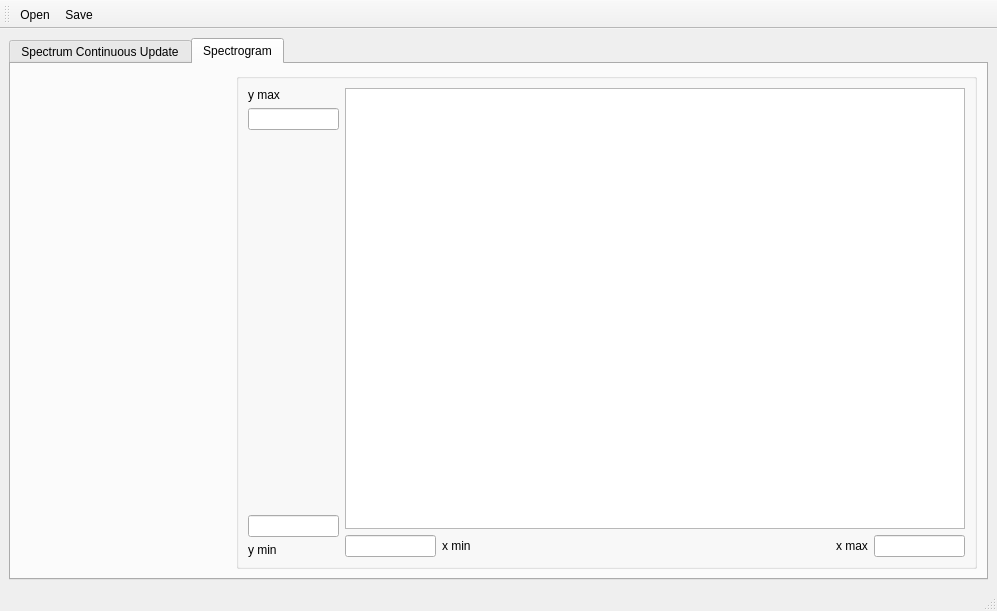
UCBoulder/frogware, file Gui_Window.ui: the form before one commit.
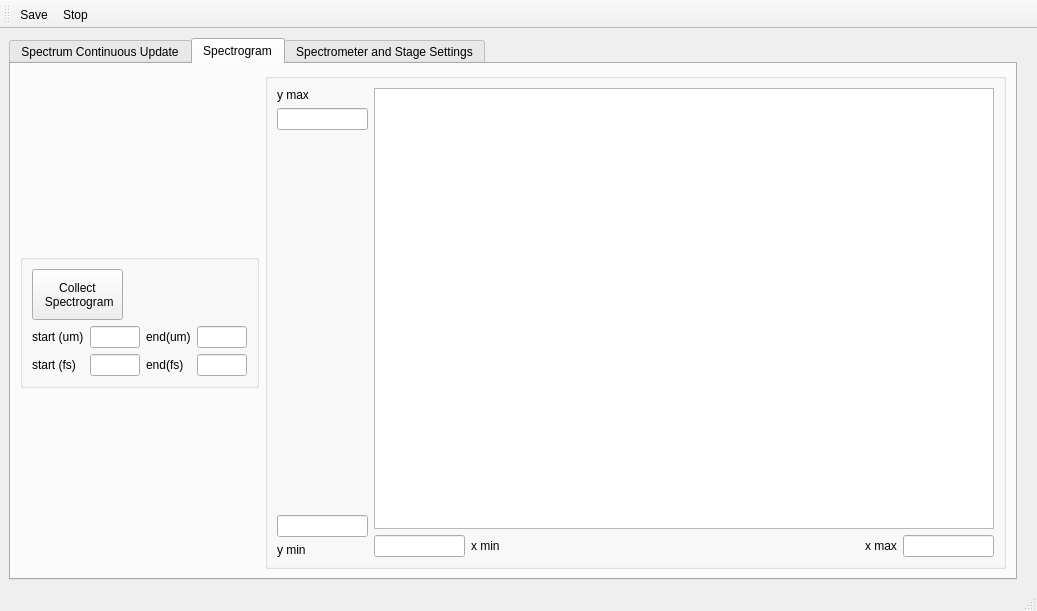
The form after the commit. The open tabs and pages were chosen to show the change. Icons and pictures are not drawn. Custom widgets are drawn as their Qt base class.

```diff
--- a/Gui_Window.ui
+++ b/Gui_Window.ui
@@ -6,16 +6,16 @@
    <rect>
     <x>0</x>
     <y>0</y>
-    <width>997</width>
-    <height>595</height>
+    <width>1037</width>
+    <height>608</height>
    </rect>
   </property>
   <property name="windowTitle">
    <string>MainWindow</string>
   </property>
   <widget class="QWidget" name="centralwidget">
-   <layout class="QFormLayout" name="formLayout_4">
-    <item row="0" column="0" colspan="2">
+   <layout class="QFormLayout" name="formLayout_7">
+    <item row="0" column="0">
      <widget class="QTabWidget" name="tabWidget">
       <property name="currentIndex">
        <number>0</number>
@@ -374,21 +374,151 @@
        <attribute name="title">
         <string>Spectrogram</string>
        </attribute>
-       <layout class="QHBoxLayout" name="horizontalLayout_9">
-        <item>
-         <layout class="QHBoxLayout" name="horizontalLayout_8">
+       <layout class="QFormLayout" name="formLayout_6">
+        <item row="0" column="0">
+         <layout class="QHBoxLayout" name="horizontalLayout_9">
           <item>
-           <spacer name="horizontalSpacer_7">
-            <property name="orientation">
-             <enum>Qt::Horizontal</enum>
-            </property>
-            <property name="sizeHint" stdset="0">
-             <size>
-              <width>40</width>
-              <height>20</height>
-             </size>
-            </property>
-           </spacer>
+           <layout class="QVBoxLayout" name="verticalLayout_9">
+            <item>
+             <spacer name="verticalSpacer_3">
+              <property name="orientation">
+               <enum>Qt::Vertical</enum>
+              </property>
+              <property name="sizeHint" stdset="0">
+               <size>
+                <width>20</width>
+                <height>40</height>
+               </size>
+              </property>
+             </spacer>
+            </item>
+            <item>
+             <widget class="QGroupBox" name="groupBox_5">
+              <layout class="QGridLayout" name="gridLayout">
+               <item row="0" column="0">
+                <widget class="QPushButton" name="pushButton_6">
+                 <property name="minimumSize">
+                  <size>
+                   <width>91</width>
+                   <height>51</height>
+                  </size>
+                 </property>
+                 <property name="text">
+                  <string>Collect 
+ Spectrogram</string>
+                 </property>
+                </widget>
+               </item>
+               <item row="0" column="1">
+                <spacer name="horizontalSpacer_7">
+                 <property name="orientation">
+                  <enum>Qt::Horizontal</enum>
+                 </property>
+                 <property name="sizeHint" stdset="0">
+                  <size>
+                   <width>40</width>
+                   <height>20</height>
+                  </size>
+                 </property>
+                </spacer>
+               </item>
+               <item row="1" column="0" colspan="2">
+                <layout class="QHBoxLayout" name="horizontalLayout_8">
+                 <item>
+                  <layout class="QFormLayout" name="formLayout_4">
+                   <item row="0" column="0">
+                    <widget class="QLabel" name="label_13">
+                     <property name="text">
+                      <string>start (um)</string>
+                     </property>
+                    </widget>
+                   </item>
+                   <item row="0" column="1">
+                    <widget class="QLineEdit" name="lineEdit_13">
+                     <property name="maximumSize">
+                      <size>
+                       <width>50</width>
+                       <height>16777215</height>
+                      </size>
+                     </property>
+                    </widget>
+                   </item>
+                   <item row="1" column="0">
+                    <widget class="QLabel" name="label_14">
+                     <property name="text">
+                      <string>start (fs)</string>
+                     </property>
+                    </widget>
+                   </item>
+                   <item row="1" column="1">
+                    <widget class="QLineEdit" name="lineEdit_14">
+                     <property name="maximumSize">
+                      <size>
+                       <width>50</width>
+                       <height>16777215</height>
+                      </size>
+                     </property>
+                    </widget>
+                   </item>
+                  </layout>
+                 </item>
+                 <item>
+                  <layout class="QFormLayout" name="formLayout_5">
+                   <item row="0" column="0">
+                    <widget class="QLabel" name="label_15">
+                     <property name="text">
+                      <string>end(um)</string>
+                     </property>
+                    </widget>
+                   </item>
+                   <item row="0" column="1">
+                    <widget class="QLineEdit" name="lineEdit_15">
+                     <property name="maximumSize">
+                      <size>
+                       <width>50</width>
+                       <height>16777215</height>
+                      </size>
+                     </property>
+                    </widget>
+                   </item>
+                   <item row="1" column="0">
+                    <widget class="QLabel" name="label_16">
+                     <property name="text">
+                      <string>end(fs)</string>
+                     </property>
+                    </widget>
+                   </item>
+                   <item row="1" column="1">
+                    <widget class="QLineEdit" name="lineEdit_16">
+                     <property name="maximumSize">
+                      <size>
+                       <width>50</width>
+                       <height>16777215</height>
+                      </size>
+                     </property>
+                    </widget>
+                   </item>
+                  </layout>
+                 </item>
+                </layout>
+               </item>
+              </layout>
+             </widget>
+            </item>
+            <item>
+             <spacer name="verticalSpacer_4">
+              <property name="orientation">
+               <enum>Qt::Vertical</enum>
+              </property>
+              <property name="sizeHint" stdset="0">
+               <size>
+                <width>20</width>
+                <height>40</height>
+               </size>
+              </property>
+             </spacer>
+            </item>
+           </layout>
           </item>
           <item>
            <widget class="QGroupBox" name="groupBox">
@@ -516,6 +646,52 @@
         </item>
        </layout>
       </widget>
+      <widget class="QWidget" name="tab_3">
+       <attribute name="title">
+        <string>Spectrometer and Stage Settings</string>
+       </attribute>
+       <layout class="QGridLayout" name="gridLayout_2">
+        <item row="0" column="0">
+         <widget class="QTableWidget" name="tableWidget">
+          <row>
+           <property name="text">
+            <string>Integration Time</string>
+           </property>
+          </row>
+          <column>
+           <property name="text">
+            <string>Settings</string>
+           </property>
+          </column>
+          <column>
+           <property name="text">
+            <string>Upper Limit</string>
+           </property>
+          </column>
+          <column>
+           <property name="text">
+            <string>Lower Limit</string>
+           </property>
+          </column>
+          <column>
+           <property name="text">
+            <string>Units</string>
+           </property>
+          </column>
+          <item row="0" column="0">
+           <property name="text">
+            <string>10</string>
+           </property>
+          </item>
+          <item row="0" column="3">
+           <property name="text">
+            <string>ms</string>
+           </property>
+          </item>
+         </widget>
+        </item>
+       </layout>
+      </widget>
      </widget>
     </item>
    </layout>
@@ -531,8 +707,8 @@
    <attribute name="toolBarBreak">
     <bool>false</bool>
    </attribute>
-   <addaction name="actionOpen"/>
    <addaction name="actionSave"/>
+   <addaction name="actionStop"/>
   </widget>
   <action name="actionOpen">
    <property name="icon">
@@ -552,6 +728,15 @@
     <string>Save</string>
    </property>
   </action>
+  <action name="actionStop">
+   <property name="icon">
+    <iconset resource="QRC_file.qrc">
+     <normaloff>:/Stop/stop_icon.jpg</normaloff>:/Stop/stop_icon.jpg</iconset>
+   </property>
+   <property name="text">
+    <string>Stop</string>
+   </property>
+  </action>
  </widget>
  <customwidgets>
   <customwidget>
```
